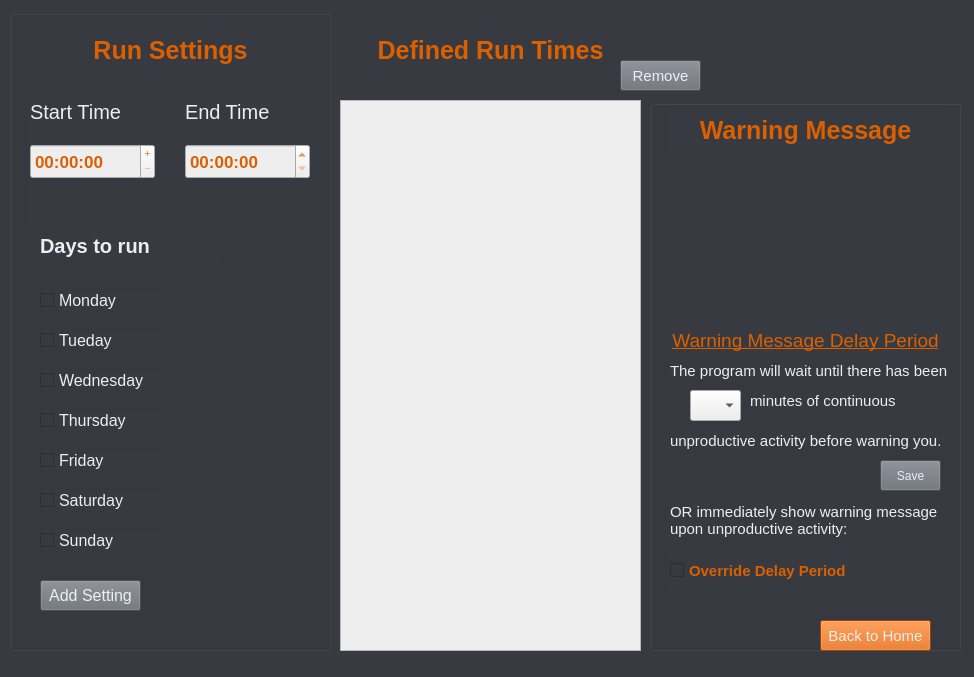
This is Settings.ui in CurioScrounge/Productive_App as Qt 5 draws it before an edit. The edited form follows.
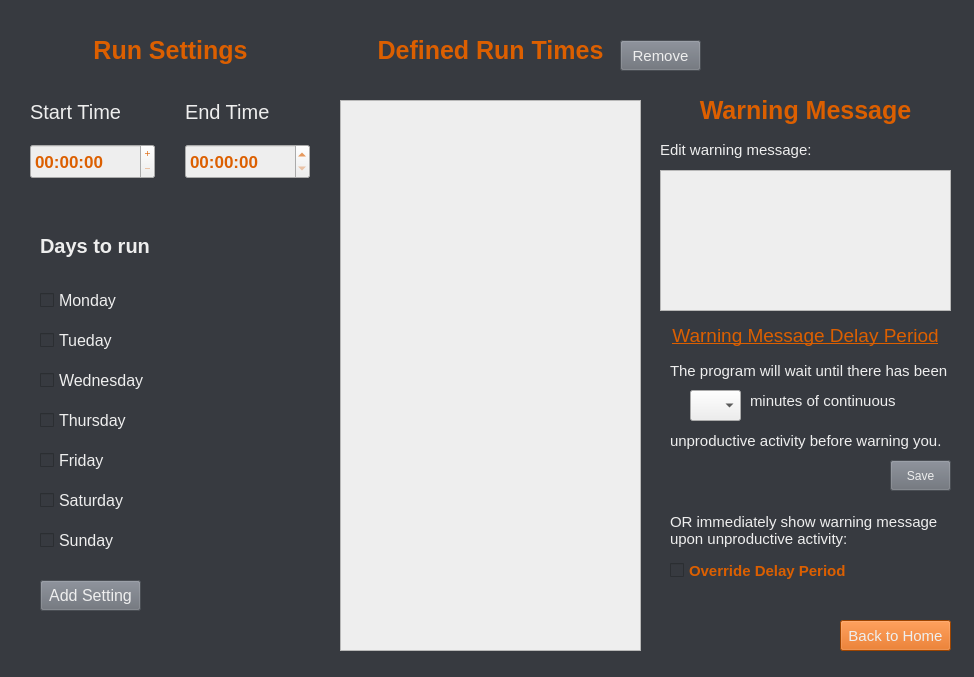
This is the edited form.

Commit message: Sorted out warning message edits, set up python code to get basic UI working.

```diff
--- a/Settings.ui
+++ b/Settings.ui
@@ -64,7 +64,7 @@
     </property>
     <property name="styleSheet">
      <string notr="true">QGroupBox{
-	border-color: rgba(255, 255, 255, 0);
+	border:none;
 }
 
 </string>
@@ -468,7 +468,7 @@
     <property name="geometry">
      <rect>
       <x>620</x>
-      <y>60</y>
+      <y>40</y>
       <width>81</width>
       <height>31</height>
      </rect>
@@ -523,16 +523,15 @@
     <property name="geometry">
      <rect>
       <x>650</x>
-      <y>100</y>
+      <y>80</y>
       <width>311</width>
-      <height>551</height>
+      <height>571</height>
      </rect>
     </property>
     <property name="styleSheet">
      <string notr="true">QGroupBox{
-	border-color: rgba(255, 255, 255, 0);
-}
-</string>
+	border:none;
+}</string>
     </property>
     <property name="title">
      <string/>
@@ -541,9 +540,9 @@
      <property name="geometry">
       <rect>
        <x>10</x>
-       <y>220</y>
+       <y>240</y>
        <width>291</width>
-       <height>41</height>
+       <height>31</height>
       </rect>
      </property>
      <property name="font">
@@ -574,7 +573,7 @@
      <property name="geometry">
       <rect>
        <x>40</x>
-       <y>290</y>
+       <y>310</y>
        <width>51</width>
        <height>31</height>
       </rect>
@@ -597,7 +596,7 @@
      <property name="geometry">
       <rect>
        <x>20</x>
-       <y>260</y>
+       <y>280</y>
        <width>281</width>
        <height>21</height>
       </rect>
@@ -624,7 +623,7 @@
      <property name="geometry">
       <rect>
        <x>100</x>
-       <y>290</y>
+       <y>310</y>
        <width>161</width>
        <height>21</height>
       </rect>
@@ -651,7 +650,7 @@
      <property name="geometry">
       <rect>
        <x>20</x>
-       <y>330</y>
+       <y>350</y>
        <width>281</width>
        <height>21</height>
       </rect>
@@ -677,8 +676,8 @@
     <widget class="QPushButton" name="BackHome">
      <property name="geometry">
       <rect>
-       <x>170</x>
-       <y>520</y>
+       <x>190</x>
+       <y>540</y>
        <width>111</width>
        <height>31</height>
       </rect>
@@ -704,8 +703,8 @@
     <widget class="QPushButton" name="Save">
      <property name="geometry">
       <rect>
-       <x>230</x>
-       <y>360</y>
+       <x>240</x>
+       <y>380</y>
        <width>61</width>
        <height>31</height>
       </rect>
@@ -727,11 +726,11 @@
       <string>Save</string>
      </property>
     </widget>
-    <widget class="QCheckBox" name="checkBox">
+    <widget class="QCheckBox" name="OverrideDelay">
      <property name="geometry">
       <rect>
        <x>20</x>
-       <y>450</y>
+       <y>470</y>
        <width>231</width>
        <height>41</height>
       </rect>
@@ -758,7 +757,7 @@
      <property name="geometry">
       <rect>
        <x>20</x>
-       <y>400</y>
+       <y>430</y>
        <width>281</width>
        <height>41</height>
       </rect>
@@ -813,6 +812,61 @@
       <bool>true</bool>
      </property>
     </widget>
+    <widget class="QTextEdit" name="Warning">
+     <property name="geometry">
+      <rect>
+       <x>10</x>
+       <y>90</y>
+       <width>291</width>
+       <height>141</height>
+      </rect>
+     </property>
+     <property name="font">
+      <font>
+       <family>Segoe UI</family>
+       <pointsize>10</pointsize>
+      </font>
+     </property>
+     <property name="focusPolicy">
+      <enum>Qt::ClickFocus</enum>
+     </property>
+     <property name="styleSheet">
+      <string notr="true">QTextEdit{
+	background-color: rgb(238, 238, 238);
+	color: rgb(55, 58, 64);
+}</string>
+     </property>
+     <property name="html">
+      <string>&lt;!DOCTYPE HTML PUBLIC &quot;-//W3C//DTD HTML 4.0//EN&quot; &quot;http://www.w3.org/TR/REC-html40/strict.dtd&quot;&gt;
+&lt;html&gt;&lt;head&gt;&lt;meta name=&quot;qrichtext&quot; content=&quot;1&quot; /&gt;&lt;style type=&quot;text/css&quot;&gt;
+p, li { white-space: pre-wrap; }
+&lt;/style&gt;&lt;/head&gt;&lt;body style=&quot; font-family:'Segoe UI'; font-size:10pt; font-weight:400; font-style:normal;&quot;&gt;
+&lt;p style=&quot;-qt-paragraph-type:empty; margin-top:0px; margin-bottom:0px; margin-left:0px; margin-right:0px; -qt-block-indent:0; text-indent:0px;&quot;&gt;&lt;br /&gt;&lt;/p&gt;&lt;/body&gt;&lt;/html&gt;</string>
+     </property>
+    </widget>
+    <widget class="QLabel" name="label_12">
+     <property name="geometry">
+      <rect>
+       <x>10</x>
+       <y>60</y>
+       <width>261</width>
+       <height>20</height>
+      </rect>
+     </property>
+     <property name="font">
+      <font>
+       <pointsize>11</pointsize>
+      </font>
+     </property>
+     <property name="styleSheet">
+      <string notr="true">QLabel{
+	color: rgb(238, 238, 238);
+}</string>
+     </property>
+     <property name="text">
+      <string>Edit warning message:</string>
+     </property>
+    </widget>
    </widget>
    <zorder>groupBox_2</zorder>
    <zorder>groupBox</zorder>
```
The commit also changes 3 other files.
